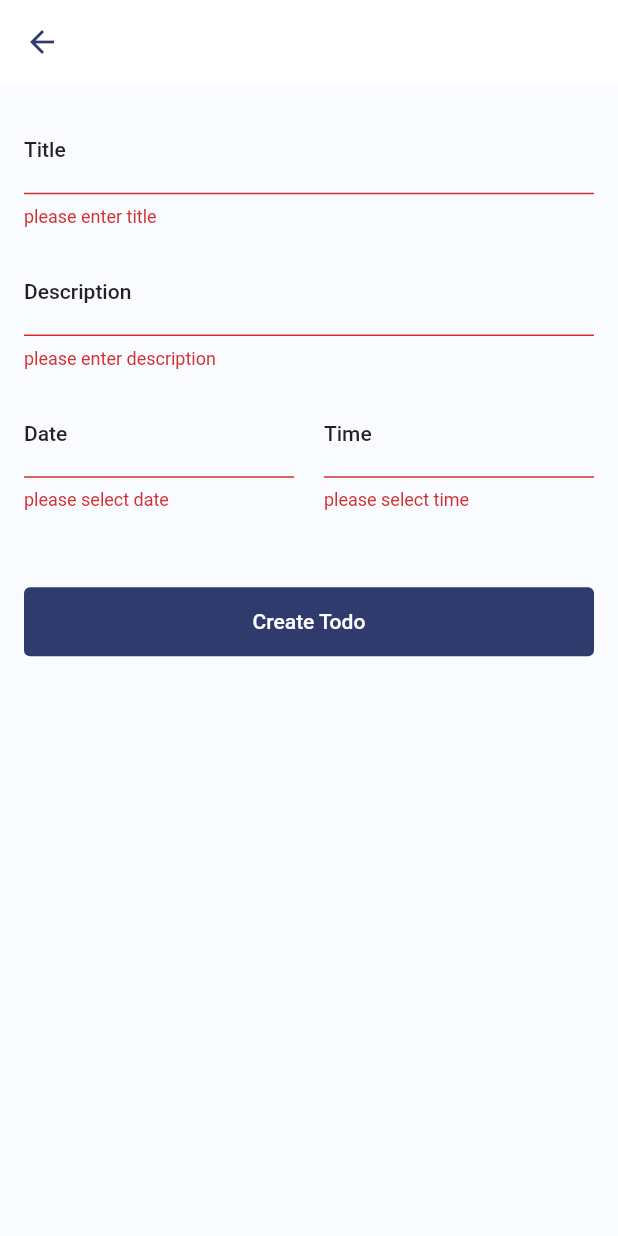
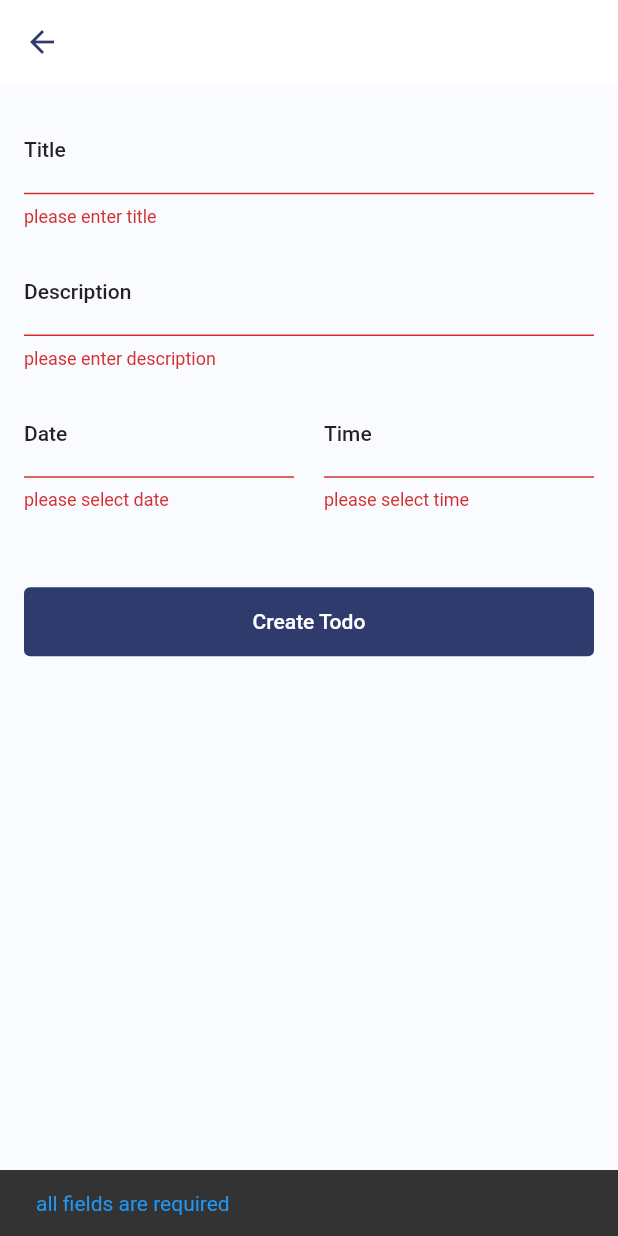
Before and after one commit to s-muel/totTodoMain, a Flutter app: the CreateTodoView screen opened directly, after a tap on "Create Todo", on a phone screen of 412 x 824 dp. Run offline on Flutter 3.47's test engine with Material 2 defaults, Android fonts, the phone set to English and light mode, and no system bars; our stand-ins replace device_preview, modal_bottom_sheet; network calls fail.

```diff
--- a/lib/views/create_todo_view.dart
+++ b/lib/views/create_todo_view.dart
@@ -1,5 +1,6 @@
 import 'package:flutter/material.dart';
 import 'package:intl/intl.dart';
+import 'package:todo_app/controllers/todo_controller.dart';
 import 'package:todo_app/ultilities/ultils.dart';
 
 class CreateTodoView extends StatefulWidget {
@@ -19,6 +20,10 @@ class _CreateTodoViewState extends State<CreateTodoView> {
   final TextEditingController _timeController = TextEditingController();
 
   final GlobalKey<FormState> _formKey = GlobalKey();
+
+  final TodoController _todoController = TodoController();
+
+  final isLoading = true;
 
   @override
   Widget build(BuildContext context) {
@@ -135,13 +140,48 @@ class _CreateTodoViewState extends State<CreateTodoView> {
               style: TextButton.styleFrom(
                   backgroundColor: customBlue,
                   padding: const EdgeInsets.all(15)),
-              onPressed: () {
+              onPressed: () async {
                 if (_formKey.currentState!.validate()) {
                   print(_titleController.text);
                   print(_descController.text);
                   print(_dateController.text);
                   print(_timeController.text);
+
+                  String dateTime =
+                      _dateController.text + " " + _timeController.text;
+                  // bool isSuccess =await _todoController.createTodo(title: title, description: description, dateTime: dateTime, status: status)
+                  bool isSuccessful = await _todoController.createTodo(
+                    title: _titleController.text,
+                    description: _descController.text,
+                    dateTime: dateTime,
+                    //status: true
+                  );
+                  if (isSuccessful) {
+                    // do success
+                    final SnackBar snackBar = const SnackBar(
+                      content: Text(
+                        "To do created successfully",
+                        style: TextStyle(color: Colors.green),
+                      ),
+                    );
+                    ScaffoldMessenger.of(context).showSnackBar(snackBar);
+                  } else {
+                    SnackBar snackBar = const SnackBar(
+                      content: Text(
+                        "To do created not successfully",
+                        style: TextStyle(color: Colors.red),
+                      ),
+                    );
+                    ScaffoldMessenger.of(context).showSnackBar(snackBar);
+                  }
                 } else {
+                  SnackBar snackBar = const SnackBar(
+                    content: Text(
+                      "all fields are required",
+                      style: TextStyle(color: Colors.blue),
+                    ),
+                  );
+                  ScaffoldMessenger.of(context).showSnackBar(snackBar);
                   print("please enter data");
                 }
               },
```
Also changed, not shown: lib/views/home_view.dart (+30 -8 lines).
